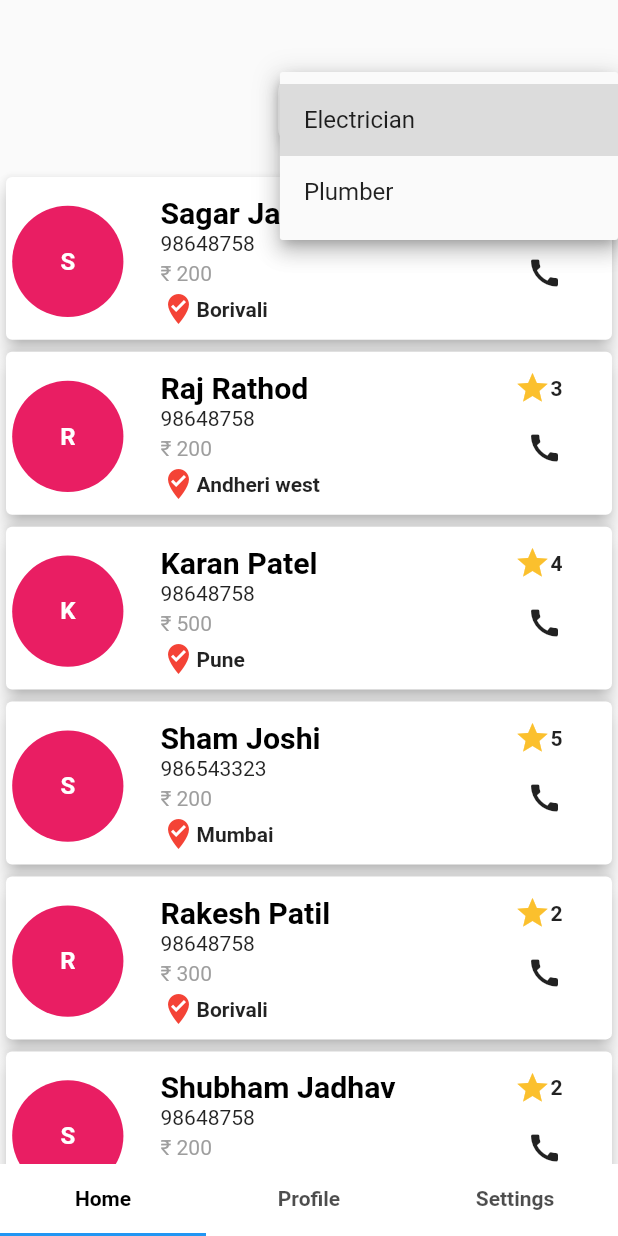
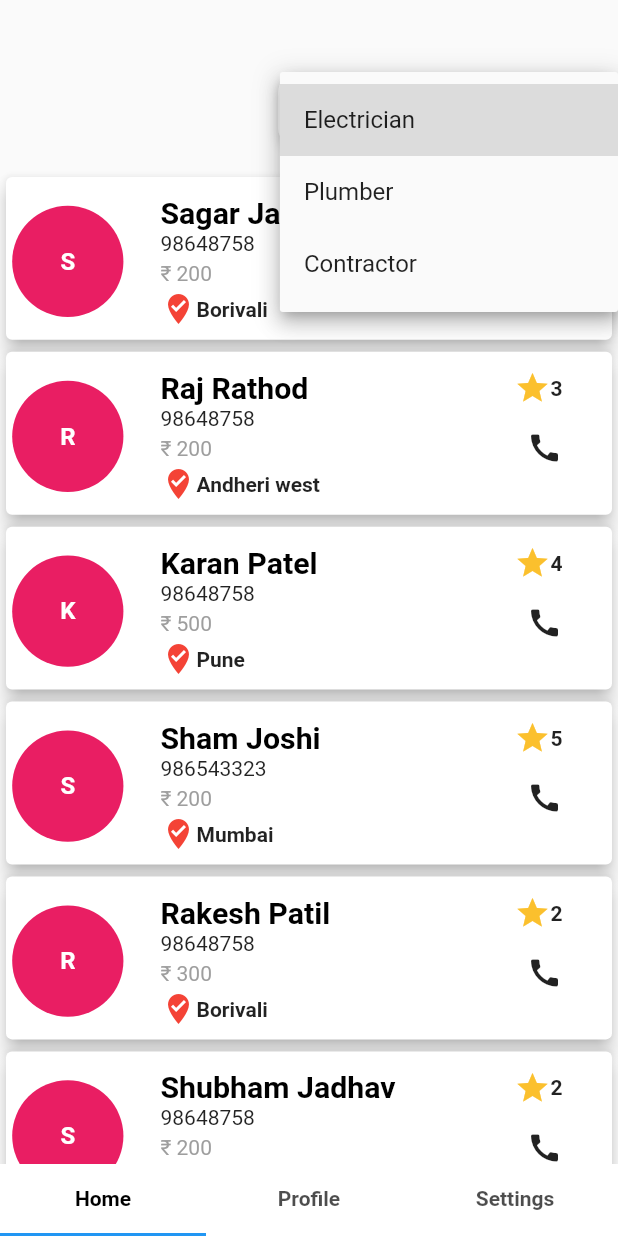
Before and after one commit to sidkhore1002/Quick-serve, a Flutter app: the screen it shows after launch, after a tap on "Electrician", on a phone screen of 412 x 824 dp. Run offline on Flutter 3.47's test engine with Material 2 defaults, Android fonts, the phone set to English and light mode, and no system bars; our stand-ins replace geolocator, google_maps_flutter.

Commit message:
listview changes

```diff
--- a/lib/view/Home_Page.dart
+++ b/lib/view/Home_Page.dart
@@ -12,11 +12,8 @@ class HomePage extends StatefulWidget {
 class _HomePageState extends State<HomePage> {
   String? dropdownvalue = 'Electrician';
 
-  List<String> items = [
-    'Electrician',
-    'Plumber',
-  ];
-
+  List<String> items = ['Electrician', 'Plumber', 'Contractor'];
+  List newList = [];
   List electrician = [
     {
       "name": "Sagar Jadhav ",
@@ -121,7 +118,7 @@ class _HomePageState extends State<HomePage> {
 
   List plumber = [
     {
-      "name": "Rahul Mahajan",
+      "name": " plumber Rahul Mahajan",
       "phone": "98648758",
       "charges": "200",
       "stars": "2",
@@ -132,7 +129,7 @@ class _HomePageState extends State<HomePage> {
       }
     },
     {
-      "name": "kishor Rathod",
+      "name": " plumber kishor Rathod",
       "phone": "98648758",
       "charges": "200",
       "stars": "2",
@@ -143,7 +140,7 @@ class _HomePageState extends State<HomePage> {
       }
     },
     {
-      "name": "Karan Patel",
+      "name": " plumber Karan Patel",
       "phone": "98648758",
       "charges": "500",
       "stars": "2",
@@ -154,7 +151,7 @@ class _HomePageState extends State<HomePage> {
       }
     },
     {
-      "name": "Rakesh Patil",
+      "name": " plumber Rakesh Patil",
       "phone": "98648758",
       "charges": "300",
       "stars": "2",
@@ -179,14 +176,14 @@ class _HomePageState extends State<HomePage> {
       }
     },
     {
-      "name": " contractor kishor",
+      "name": "contractor Rakesh ",
       "phone": "98648758",
-      "charges": "200",
+      "charges": "300",
       "stars": "2",
       "Address": {
-        "address": "Andheri west",
-        "latitude": 19.136326,
-        "longitude": 72.827660
+        "address": "Borivali",
+        "latitude": 19.228825,
+        "longitude": 72.854118
       }
     },
     {
@@ -201,7 +198,29 @@ class _HomePageState extends State<HomePage> {
       }
     },
     {
-      "name": "contractor Rakesh ",
+      "name": "contractor Milind ",
+      "phone": "98648758",
+      "charges": "300",
+      "stars": "2",
+      "Address": {
+        "address": "Borivali",
+        "latitude": 19.228825,
+        "longitude": 72.854118
+      }
+    },
+    {
+      "name": "contractor Mahesh ",
+      "phone": "98648758",
+      "charges": "300",
+      "stars": "2",
+      "Address": {
+        "address": "Borivali",
+        "latitude": 19.228825,
+        "longitude": 72.854118
+      }
+    },
+    {
+      "name": "contractor Ramesh ",
       "phone": "98648758",
       "charges": "300",
       "stars": "2",
@@ -215,9 +234,8 @@ class _HomePageState extends State<HomePage> {
 
   @override
   void initState() {
-    // TODO: implement initState
     super.initState();
-    // _getCurrentLocation();
+    newList = electrician;
   }
 
   @override
@@ -248,10 +266,7 @@ class _HomePageState extends State<HomePage> {
                 width: mediaQuery.width * 0.55,
                 // height: mediaQuery.width * 0.12,
                 child: DropdownButtonHideUnderline(
-                  child: DropdownButtonFormField<String>(
-                      decoration: InputDecoration(
-                        enabledBorder: InputBorder.none,
-                      ),
+                  child: DropdownButton<String>(
                       value: dropdownvalue,
                       items: items.map((String itemslist) {
                         return DropdownMenuItem(
@@ -260,6 +275,16 @@ class _HomePageState extends State<HomePage> {
                       onChanged: (value) {
                         setState(() {
                           dropdownvalue = value;
+                          if (dropdownvalue == "Electrician") {
+                            newList = [];
+                            newList = electrician;
+                          } else if (dropdownvalue == "Plumber") {
+                            newList = [];
+                            newList = plumber;
+                          } else if (dropdownvalue == "Contractor") {
+                            newList = [];
+                            newList = contractor;
+                          }
                         });
                       }),
                 ),
@@ -275,20 +300,17 @@ class _HomePageState extends State<HomePage> {
               },
               child: Padding(
                   padding: EdgeInsets.only(top: mediaQuery.height * 0.02),
-                child: Container(
+                  child: (newList.length != 0)
+                      ? Container(
                           child: ListView.builder(
                               physics: ClampingScrollPhysics(),
-                      itemCount: dropdownvalue == "Electrician"
-                          ? electrician.length
-                          : plumber.length,
+                              itemCount: newList.length,
                               itemBuilder: (BuildContext context, int index) {
                                 return Container(
-                            child: dropdownvalue == "Electrician"
-                                ? ListViewItems(index, electrician)
-                                : ListViewItems(index, plumber));
+                                    child: ListViewItems(index, newList));
                               }),
-                ),
-              ),
+                        )
+                      : SizedBox()),
             ))),
           ],
         ),
```
Lines whose indentation alone changed are shown as unchanged.
